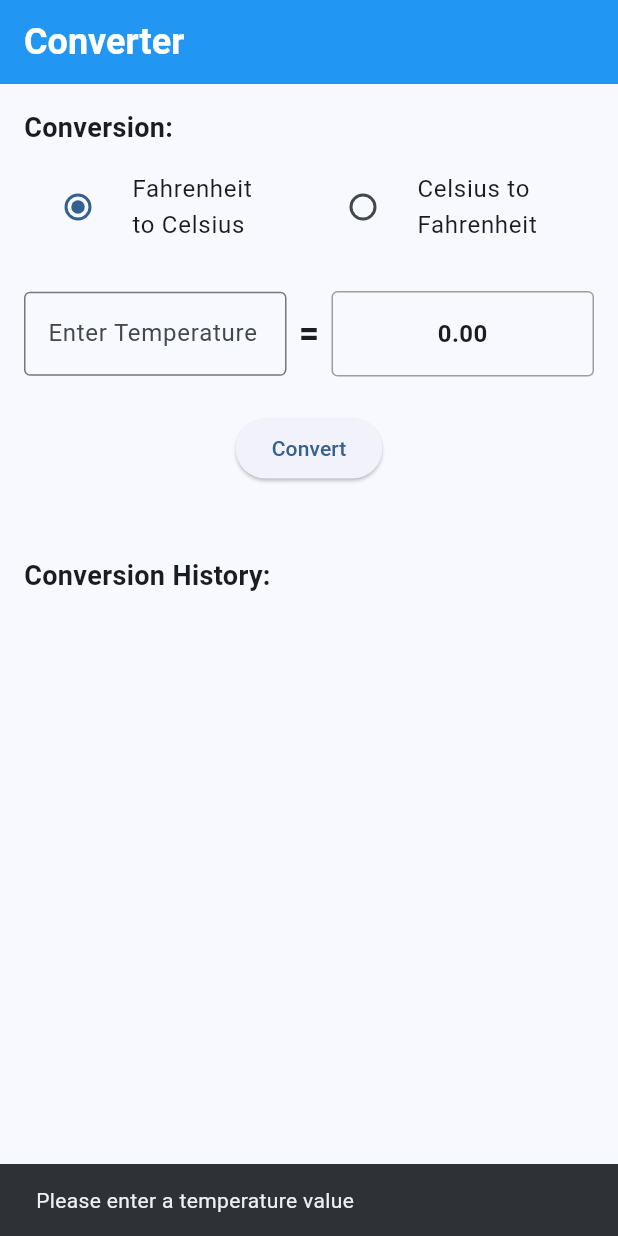
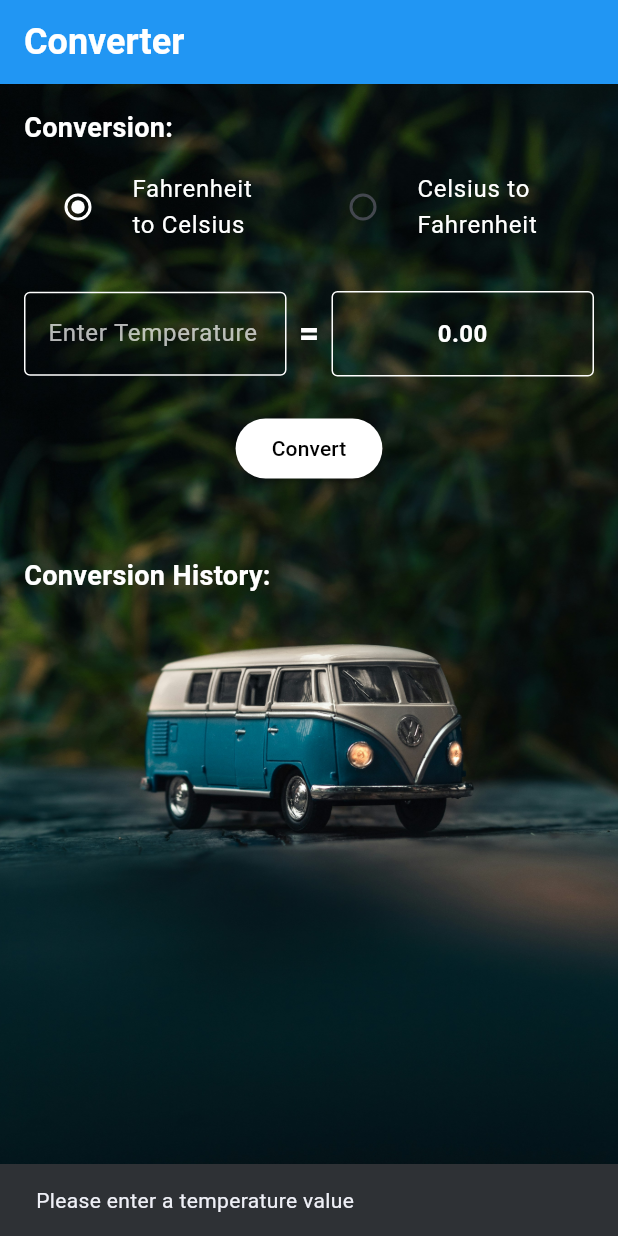
Before and after one commit to mangaorphy/temp_converter_app, a Flutter app: the screen it shows after launch, after a tap on "Convert", on a phone screen of 412 x 824 dp. Run offline on Flutter 3.47's test engine with Material 3 defaults, Android fonts, the phone set to English and light mode, and no system bars.

Commit message:
added color features

```diff
--- a/lib/main.dart
+++ b/lib/main.dart
@@ -27,7 +27,8 @@ class TemperatureConverterApp extends StatelessWidget {
         appBar: AppBar(
           title: Text('Converter'),
         ),
-        body: HomeScreen(),
+        body: SafeArea(child: HomeScreen(),
+        )
       ),
     );
   }
--- a/lib/screens/home_screen.dart
+++ b/lib/screens/home_screen.dart
@@ -12,7 +12,7 @@ class _HomeScreenState extends State<HomeScreen> {
 
   bool _isFtoC = true;
   String? _result;
-  List<String> _history = [];
+  final List<String> _history = [];
 
   void _convertTemperature() {
     final input = _tempController.text;
@@ -32,11 +32,11 @@ class _HomeScreenState extends State<HomeScreen> {
     if (_isFtoC) {
       // Fahrenheit to Celsius
       convertedValue = (inputValue - 32) * 5 / 9;
-      operation = '$inputValue°F → ${convertedValue.toStringAsFixed(2)}°C';
+      operation = 'F to C: $inputValue°F → ${convertedValue.toStringAsFixed(2)}°C';
     } else {
       // Celsius to Fahrenheit
       convertedValue = inputValue * 9 / 5 + 32;
-      operation = '$inputValue°C → ${convertedValue.toStringAsFixed(2)}°F';
+      operation = 'C to F: $inputValue°C → ${convertedValue.toStringAsFixed(2)}°F';
     }
 
     setState(() {
@@ -53,25 +53,46 @@ class _HomeScreenState extends State<HomeScreen> {
 
   @override
   Widget build(BuildContext context) {
-    return Padding(
+    // Use SingleChildScrollView to allow scrolling if content overflows
+    return Stack(
+      children: [
+        // Background Image
+        SizedBox.expand(
+          child: Image.asset(
+            'assets/background.jpg',
+            fit: BoxFit.cover,
+            colorBlendMode: BlendMode.darken,
+          ),
+        ),
+
+        // Foreground Content with White Text
+        Padding(
           padding: const EdgeInsets.all(16.0),
+          child: SingleChildScrollView(
             child: Column(
               crossAxisAlignment: CrossAxisAlignment.start,
               children: [
-          // Title for conversion selection
                 const Text(
                   'Conversion:',
-            style: TextStyle(fontSize: 18, fontWeight: FontWeight.bold),
+                  style: TextStyle(
+                    fontSize: 18,
+                    fontWeight: FontWeight.bold,
+                    color: Colors.white,
+                  ),
                 ),
                 const SizedBox(height: 8),
 
-          // Two radio buttons in a row
                 Row(
                   mainAxisAlignment: MainAxisAlignment.spaceEvenly,
                   children: [
                     Expanded(
                       child: RadioListTile<bool>(
-                  title: const Text('Fahrenheit to Celsius'),
+                        title: Text(
+                          'Fahrenheit to Celsius',
+                          // overflow: TextOverflow.ellipsis,
+                          // softWrap: false,
+                          style: const TextStyle(color: Colors.white),
+                        ),
                         value: true,
                         groupValue: _isFtoC,
                         onChanged: (value) {
@@ -79,11 +100,18 @@ class _HomeScreenState extends State<HomeScreen> {
                             _isFtoC = value!;
                           });
                         },
+                        activeColor: Colors.white,
+                        toggleable: true,
                       ),
                     ),
                     Expanded(
                       child: RadioListTile<bool>(
-                  title: const Text('Celsius to Fahrenheit'),
+                        title: Text(
+                          'Celsius to Fahrenheit',
+                          // overflow: TextOverflow.ellipsis,
+                          // softWrap: true,
+                          style: const TextStyle(color: Colors.white),
+                        ),
                         value: false,
                         groupValue: _isFtoC,
                         onChanged: (value) {
@@ -91,6 +119,7 @@ class _HomeScreenState extends State<HomeScreen> {
                             _isFtoC = value!;
                           });
                         },
+                        activeColor: Colors.white,
                       ),
                     ),
                   ],
@@ -106,29 +135,42 @@ class _HomeScreenState extends State<HomeScreen> {
                       child: TextField(
                         controller: _tempController,
                         keyboardType: TextInputType.number,
+                        style: const TextStyle(color: Colors.white), // Input text color
                         decoration: const InputDecoration(
                           labelText: 'Enter Temperature',
-                    border: OutlineInputBorder(),
+                          labelStyle: TextStyle(color: Colors.white70),
+                          hintText: 'e.g. 98.6',
+                          hintStyle: TextStyle(color: Colors.white60),
+                          border: OutlineInputBorder(
+                            borderSide: BorderSide(color: Colors.white),
+                          ),
+                          enabledBorder: OutlineInputBorder(
+                            borderSide: BorderSide(color: Colors.white),
+                          ),
+                          focusedBorder: OutlineInputBorder(
+                            borderSide: BorderSide(color: Colors.white),
                           ),
                         ),
                       ),
-
+                    ),
                     const SizedBox(width: 8),
-
                     // Equal Sign
                     const Text(
                       '=',
-                style: TextStyle(fontSize: 24, fontWeight: FontWeight.bold),
+                      style: TextStyle(
+                        fontSize: 24,
+                        fontWeight: FontWeight.bold,
+                        color: Colors.white,
                       ),
-
+                    ),
                     const SizedBox(width: 8),
-
                     // Output Field
                     Expanded(
                       child: Container(
-                  padding: const EdgeInsets.symmetric(horizontal: 12, vertical: 16),
+                        padding:
+                            const EdgeInsets.symmetric(horizontal: 12, vertical: 16),
                         decoration: BoxDecoration(
-                    border: Border.all(color: Colors.grey),
+                          border: Border.all(color: Colors.white),
                           borderRadius: BorderRadius.circular(4),
                         ),
                         child: Text(
@@ -137,6 +179,7 @@ class _HomeScreenState extends State<HomeScreen> {
                           style: const TextStyle(
                             fontSize: 16,
                             fontWeight: FontWeight.bold,
+                            color: Colors.white,
                           ),
                         ),
                       ),
@@ -151,6 +194,10 @@ class _HomeScreenState extends State<HomeScreen> {
                   child: ElevatedButton(
                     onPressed: _convertTemperature,
                     child: const Text('Convert'),
+                    style: ElevatedButton.styleFrom(
+                      backgroundColor: Colors.white,
+                      foregroundColor: Colors.black,
+                    ),
                   ),
                 ),
 
@@ -162,7 +209,11 @@ class _HomeScreenState extends State<HomeScreen> {
                     padding: const EdgeInsets.symmetric(vertical: 8.0),
                     child: Text(
                       'Result: $_result°C',
-                  style: const TextStyle(fontSize: 20, fontWeight: FontWeight.bold),
+                      style: const TextStyle(
+                        fontSize: 20,
+                        fontWeight: FontWeight.bold,
+                        color: Colors.green, // Change to a contrasting color
+                      ),
                     ),
                   ),
 
@@ -171,21 +222,36 @@ class _HomeScreenState extends State<HomeScreen> {
                 // History section
                 const Text(
                   'Conversion History:',
-              style: TextStyle(fontSize: 18, fontWeight: FontWeight.bold),
+                  style: TextStyle(
+                    fontSize: 18,
+                    fontWeight: FontWeight.bold,
+                    color: Colors.white,
+                  ),
                 ),
                 const SizedBox(height: 8),
-            Expanded(
+
+                // History List Items
+                SizedBox(
+                  height: 200,
                   child: ListView.builder(
+                    shrinkWrap: true,
                     itemCount: _history.length,
                     itemBuilder: (context, index) {
                       return ListTile(
-                    title: Text(_history[index]),
+                        title: Text(
+                          _history[index],
+                          style: const TextStyle(color: Colors.white),
+                        ),
                       );
                     },
                   ),
                 ),
               ],
             ),
+          ),
+        ),
+      ],
     );
+
   }
 }
--- a/pubspec.yaml
+++ b/pubspec.yaml
@@ -58,8 +58,8 @@ flutter:
   uses-material-design: true
 
   # To add assets to your application, add an assets section, like this:
-  # assets:
-  #   - images/a_dot_burr.jpeg
+  assets:
+    - assets/background.jpg
   #   - images/a_dot_ham.jpeg
 
   # An image asset can refer to one or more resolution-specific "variants", see
```
Also changed, not shown: assets/background.jpg (added), 1 other file. Lines whose indentation alone changed are shown as unchanged.
